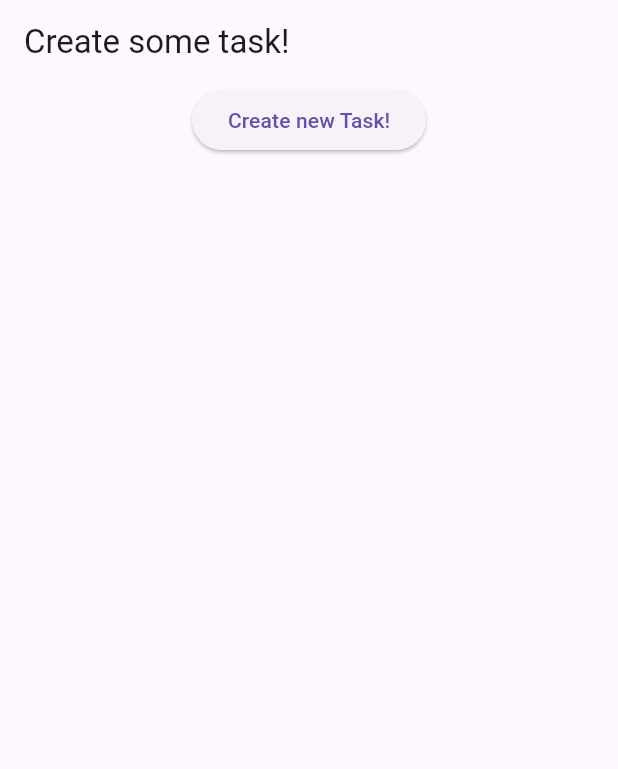
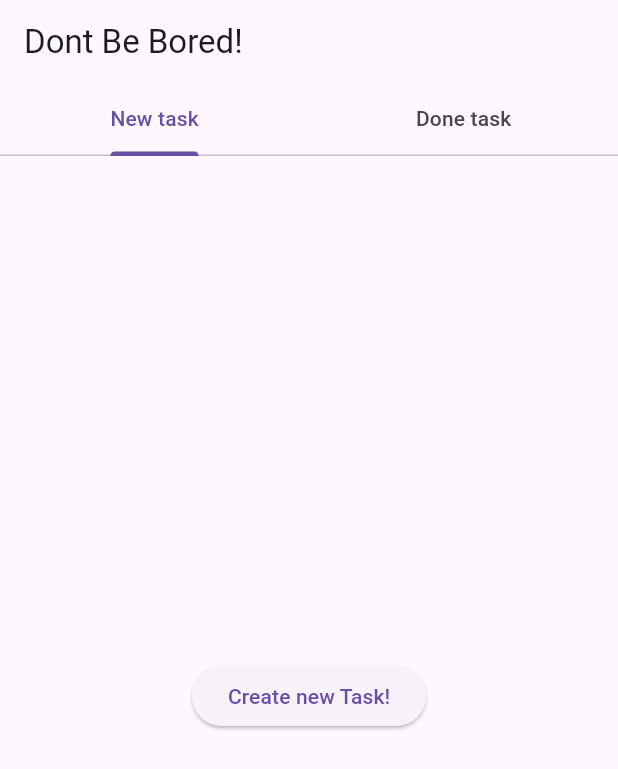
Before and after one commit to Flutter007/test6, a Flutter app: the screen it shows after launch, on a phone screen of 412 x 824 dp. Shown: the top 769 px of the screen. Run offline on Flutter 3.47's test engine with Material 3 defaults, Android fonts, the phone set to English and light mode, and no system bars.

Commit message:
Remaked Task Model,also added State of New added tasks List,added some logic to code.

```diff
--- a/lib/models/new_tasks.dart
+++ b/lib/models/new_tasks.dart
@@ -0,0 +1,21 @@
+import 'package:test6/models/task.dart';
+
+class NewTasks {
+  List<Task> newTasks = [];
+  List<Task> doneTasks = [];
+  void addTask(Task task) {
+    if (!newTasks.any((t) => t.key == task.key)) {
+      newTasks.add(task);
+    } else {
+      return;
+    }
+  }
+
+  void endTask(Task task) {
+    task.done = true;
+  }
+
+  void deleteTask(Task task) {
+    newTasks.remove(task);
+  }
+}
--- a/lib/models/task.dart
+++ b/lib/models/task.dart
@@ -2,6 +2,7 @@ class Task {
   final String activity;
   final String type;
   final String key;
+  bool done = false;
 
   Task({required this.activity, required this.type, required this.key});
   factory Task.fromJson(Map<String, dynamic> json) {
--- /dev/null
+++ b/lib/providers/new_tasks_list_provider.dart
@@ -0,0 +1,28 @@
+import 'package:flutter/material.dart';
+import 'package:test6/models/new_tasks.dart';
+
+import '../models/task.dart';
+
+class NewTasksListProvider extends InheritedWidget {
+  final NewTasks newTasks;
+  final void Function(Task task) addTask;
+  final void Function(Task task) endTask;
+  final void Function(Task task) deleteTask;
+
+  const NewTasksListProvider({
+    super.key,
+    required super.child,
+    required this.newTasks,
+    required this.addTask,
+    required this.endTask,
+    required this.deleteTask,
+  });
+  static NewTasksListProvider? of(BuildContext context) {
+    return context.dependOnInheritedWidgetOfExactType<NewTasksListProvider>();
+  }
+
+  @override
+  bool updateShouldNotify(NewTasksListProvider oldWidget) {
+    return true;
+  }
+}
--- /dev/null
+++ b/lib/providers/new_tasks_list_state.dart
@@ -0,0 +1,46 @@
+import 'package:flutter/material.dart';
+import 'package:test6/models/new_tasks.dart';
+import 'package:test6/providers/new_tasks_list_provider.dart';
+
+import '../models/task.dart';
+
+class NewTasksListState extends StatefulWidget {
+  final Widget child;
+  const NewTasksListState({super.key, required this.child});
+
+  @override
+  State<NewTasksListState> createState() => _NewTasksListStateState();
+}
+
+class _NewTasksListStateState extends State<NewTasksListState> {
+  final newTasks = NewTasks();
+
+  void addTask(Task task) {
+    setState(() {
+      newTasks.addTask(task);
+    });
+  }
+
+  void endTask(Task task) {
+    setState(() {
+      task.done = true;
+    });
+  }
+
+  void deleteTask(Task task) {
+    setState(() {
+      newTasks.deleteTask(task);
+    });
+  }
+
+  @override
+  Widget build(BuildContext context) {
+    return NewTasksListProvider(
+      newTasks: newTasks,
+      addTask: addTask,
+      endTask: endTask,
+      deleteTask: deleteTask,
+      child: widget.child,
+    );
+  }
+}
--- a/lib/screens/creation_task_screen.dart
+++ b/lib/screens/creation_task_screen.dart
@@ -2,6 +2,9 @@ import 'package:flutter/material.dart';
 import 'package:test6/helpers/request.dart';
 import 'package:test6/models/activity_type.dart';
 import 'package:test6/models/task.dart';
+
+import '../models/new_tasks.dart';
+import '../providers/new_tasks_list_provider.dart';
 
 class CreationTaskScreen extends StatefulWidget {
   const CreationTaskScreen({super.key});
@@ -15,6 +18,21 @@ class _CreationTaskScreenState extends State<CreationTaskScreen> {
   Task? task;
   bool isLoading = true;
   String? error;
+  late NewTasksListProvider provider;
+  late NewTasks listState;
+  @override
+  void didChangeDependencies() {
+    super.didChangeDependencies();
+    provider = NewTasksListProvider.of(context)!;
+    listState = provider.newTasks;
+  }
+
+  void addTask(Task task) {
+    setState(() {
+      listState.addTask(task);
+    });
+  }
+
   void getTask() async {
     try {
       final url =
@@ -26,8 +44,7 @@ class _CreationTaskScreenState extends State<CreationTaskScreen> {
         task = Task.fromJson(data);
         isLoading = false;
       });
-
-      print(data);
+      addTask(task!);
     } catch (e) {
       error = e.toString();
       isLoading = false;
--- a/lib/screens/make_task_screen.dart
+++ b/lib/screens/make_task_screen.dart
@@ -12,9 +12,9 @@ class MakeTaskScreen extends StatelessWidget {
     }
 
     return Scaffold(
-      appBar: AppBar(title: Text('Create some task!')),
       body: Center(
         child: Column(
+          mainAxisAlignment: MainAxisAlignment.center,
           children: [
             ElevatedButton(
               onPressed: goToCreation,
--- a/lib/screens/tasks_screen.dart
+++ b/lib/screens/tasks_screen.dart
@@ -1,15 +1,20 @@
 import 'package:flutter/material.dart';
+import 'package:test6/screens/make_task_screen.dart';
+import '../providers/new_tasks_list_provider.dart';
+import 'new_tasks_screen.dart';
 
-class StartScreen extends StatefulWidget {
-  const StartScreen({super.key});
+class TasksScreen extends StatefulWidget {
+  const TasksScreen({super.key});
 
   @override
-  State<StartScreen> createState() => _StartScreenState();
+  State<TasksScreen> createState() => _TasksScreenState();
 }
 
-class _StartScreenState extends State<StartScreen> {
+class _TasksScreenState extends State<TasksScreen> {
   @override
   Widget build(BuildContext context) {
+    final provider = NewTasksListProvider.of(context)!;
+    final listState = provider.newTasks;
     return DefaultTabController(
       length: 2,
       child: Scaffold(
@@ -17,7 +22,12 @@ class _StartScreenState extends State<StartScreen> {
           title: Text('Dont Be Bored!'),
           bottom: TabBar(tabs: [Tab(text: 'New task'), Tab(text: 'Done task')]),
         ),
-        body: TabBarView(children: []),
+        body: TabBarView(
+          children: [
+            listState.newTasks.isEmpty ? MakeTaskScreen() : NewTasksScreen(),
+            Placeholder(),
+          ],
+        ),
       ),
     );
   }
--- a/lib/test6.dart
+++ b/lib/test6.dart
@@ -1,19 +1,23 @@
 import 'package:flutter/material.dart';
 import 'package:test6/app_routes.dart';
+import 'package:test6/providers/new_tasks_list_state.dart';
 import 'package:test6/screens/creation_task_screen.dart';
-import 'package:test6/screens/make_task_screen.dart';
+
+import 'package:test6/screens/tasks_screen.dart';
 
 class Test6 extends StatelessWidget {
   const Test6({super.key});
 
   @override
   Widget build(BuildContext context) {
-    return MaterialApp(
-      initialRoute: AppRoute.home,
-      routes: {
-        AppRoute.home: (context) => MakeTaskScreen(),
-        AppRoute.create: (context) => CreationTaskScreen(),
-      },
+    return NewTasksListState(
+      child: MaterialApp(
+        initialRoute: AppRoute.home,
+        routes: {
+          AppRoute.home: (context) => TasksScreen(),
+          AppRoute.create: (context) => CreationTaskScreen(),
+        },
+      ),
     );
   }
 }
```
Also changed, not shown: lib/screens/new_tasks_screen.dart (added, +43 -0 lines).
